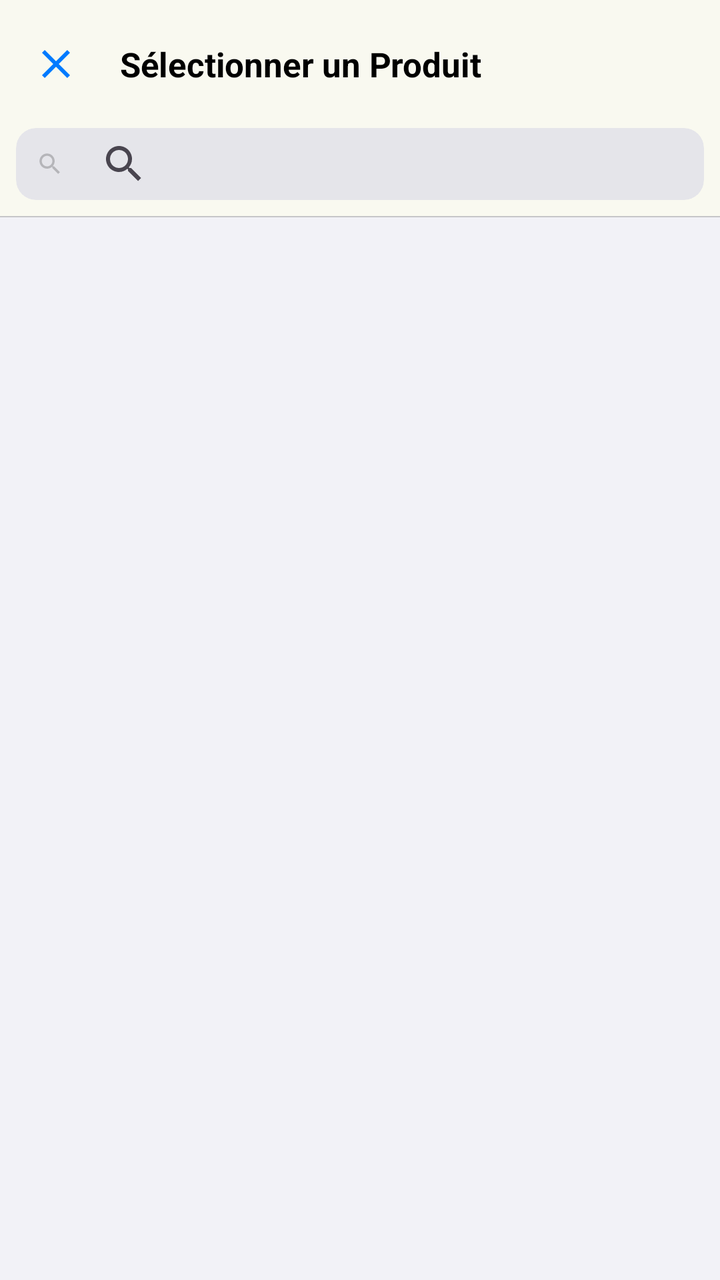
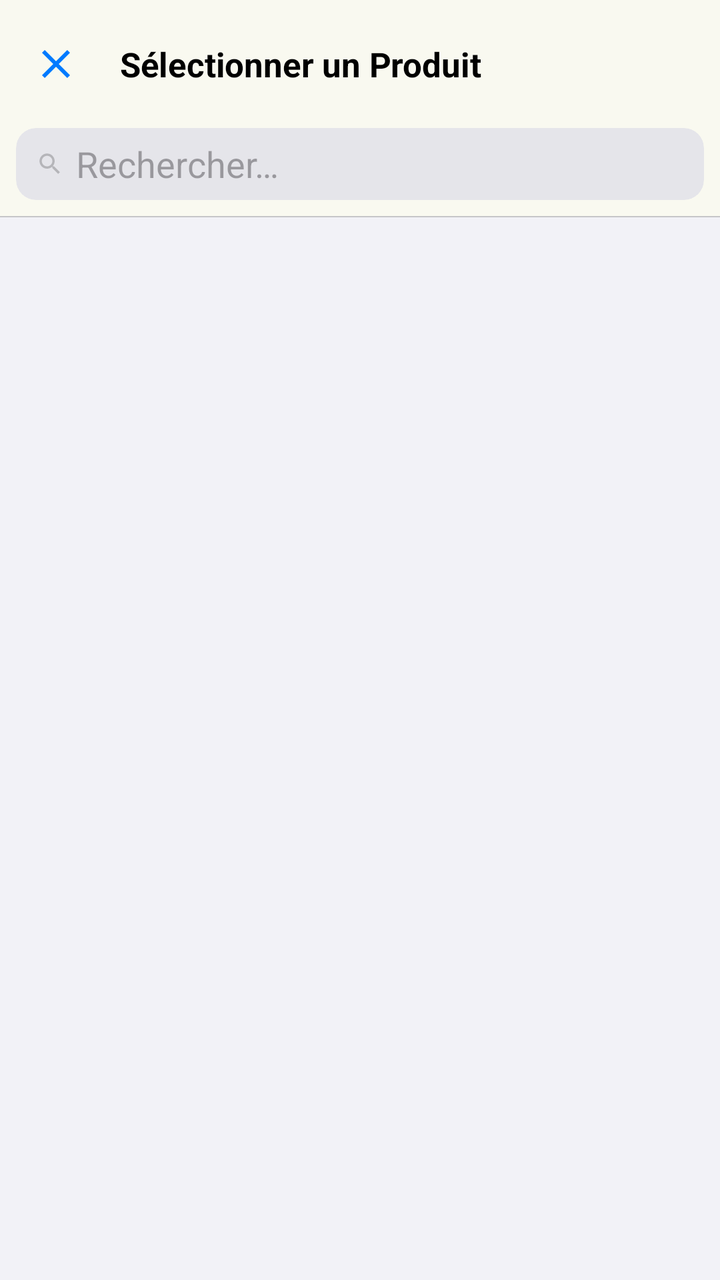

Two renders of the same Android screen: before a commit and after it. Below are the layout's source before the change and the commit's diff.
<!-- AndroidManifest.xml: application theme Theme.MyAdermoShop -->
<!-- res/layout/activity_product_selection.xml -->
<?xml version="1.0" encoding="utf-8"?>
<androidx.coordinatorlayout.widget.CoordinatorLayout xmlns:android="http://schemas.android.com/apk/res/android"
    xmlns:app="http://schemas.android.com/apk/res-auto"
    android:layout_width="match_parent" android:layout_height="match_parent"
    android:background="@color/ios_bg">
    <com.google.android.material.appbar.AppBarLayout android:layout_width="match_parent"
        android:layout_height="wrap_content" android:background="@color/ios_nav" app:elevation="0dp">
        <com.google.android.material.appbar.MaterialToolbar android:layout_width="match_parent"
            android:layout_height="?attr/actionBarSize" android:background="@color/ios_nav"
            app:navigationIcon="@drawable/ic_close" app:navigationIconTint="@color/ios_blue"
            app:title="Sélectionner un Produit" app:titleTextAppearance="@style/T.NavTitle"/>
        <LinearLayout android:layout_width="match_parent" android:layout_height="44dp"
            android:gravity="center_vertical" android:orientation="horizontal"
            android:paddingStart="8dp" android:paddingEnd="8dp" android:paddingBottom="8dp">
            <com.google.android.material.card.MaterialCardView android:layout_width="match_parent"
                android:layout_height="36dp" app:cardBackgroundColor="@color/ios_fill"
                app:cardCornerRadius="10dp" app:cardElevation="0dp" app:strokeWidth="0dp">
                <LinearLayout android:layout_width="match_parent" android:layout_height="match_parent"
                    android:gravity="center_vertical" android:orientation="horizontal"
                    android:paddingStart="10dp" android:paddingEnd="10dp">
                    <ImageView android:layout_width="14dp" android:layout_height="14dp"
                        android:layout_marginEnd="6dp" android:alpha="0.4"
                        android:src="@drawable/ic_search" app:tint="@color/ios_label2"/>
                    <androidx.appcompat.widget.SearchView android:id="@+id/searchViewProduct"
                        android:layout_width="0dp" android:layout_weight="1"
                        android:layout_height="match_parent" android:background="@null"
                        android:queryHint="Rechercher…"/>
                </LinearLayout>
            </com.google.android.material.card.MaterialCardView>
        </LinearLayout>
        <View android:layout_width="match_parent" android:layout_height="0.5dp" android:background="@color/ios_sep"/>
    </com.google.android.material.appbar.AppBarLayout>
    <androidx.recyclerview.widget.RecyclerView android:id="@+id/recyclerViewProducts"
        android:layout_width="match_parent" android:layout_height="match_parent"
        android:clipToPadding="false" android:paddingBottom="16dp"
        app:layout_behavior="@string/appbar_scrolling_view_behavior"/>
</androidx.coordinatorlayout.widget.CoordinatorLayout>
<!-- resources referenced by this layout -->
<resources>
  <color name="ios_bg">#F2F2F7</color>
  <color name="ios_blue">#007AFF</color>
  <color name="ios_fill">#E5E5EA</color>
  <color name="ios_label2">#6C6C70</color>
  <color name="ios_nav">#F9F9F9F0</color>
  <color name="ios_sep">#C6C6C8</color>
  <!-- drawable ic_close (drawable) -->
  <vector xmlns:android="http://schemas.android.com/apk/res/android" android:height="24dp" android:tint="#000000" android:viewportHeight="24" android:viewportWidth="24" android:width="24dp">
        
      <path android:fillColor="@android:color/white" android:pathData="M19,6.41L17.59,5 12,10.59 6.41,5 5,6.41 10.59,12 5,17.59 6.41,19 12,13.41 17.59,19 19,17.59 13.41,12z"/>
      
  </vector>
  <!-- drawable ic_search (drawable) -->
  <vector xmlns:android="http://schemas.android.com/apk/res/android"
      android:width="24dp"
      android:height="24dp"
      android:viewportWidth="24"
      android:viewportHeight="24"
      android:tint="?attr/colorControlNormal">
    <path
        android:fillColor="@android:color/white"
        android:pathData="M15.5,14h-0.79l-0.28,-0.27C15.41,12.59 16,11.11 16,9.5 16,5.91 13.09,3 9.5,3S3,5.91 3,9.5 5.91,16 9.5,16c1.61,0 3.09,-0.59 4.23,-1.57l0.27,0.28v0.79l5,4.99L20.49,19l-4.99,-5zM9.5,14C7.01,14 5,11.99 5,9.5S7.01,5 9.5,5 14,7.01 14,9.5 11.99,14 9.5,14z"/>
  </vector>
  <style name="T.NavTitle">
          <item name="android:textSize">17sp</item>
          <item name="android:textStyle">bold</item>
          <item name="android:textColor">@color/ios_label</item>
          <item name="android:letterSpacing">-0.004</item>
      </style>
  <style name="Theme.MyAdermoShop" parent="Base.Theme.MyAdermoShop" />
  <color name="ios_label">#000000</color>
  <style name="Base.Theme.MyAdermoShop" parent="Theme.Material3.DayNight.NoActionBar">
          
          
      </style>
</resources>

<!-- the commit's change to res/layout/activity_product_selection.xml (unified diff, before → after) -->
@@ -1,37 +1,86 @@
 <?xml version="1.0" encoding="utf-8"?>
-<androidx.coordinatorlayout.widget.CoordinatorLayout xmlns:android="http://schemas.android.com/apk/res/android"
+<androidx.coordinatorlayout.widget.CoordinatorLayout
+    xmlns:android="http://schemas.android.com/apk/res/android"
     xmlns:app="http://schemas.android.com/apk/res-auto"
-    android:layout_width="match_parent" android:layout_height="match_parent"
+    android:layout_width="match_parent"
+    android:layout_height="match_parent"
     android:background="@color/ios_bg">
-    <com.google.android.material.appbar.AppBarLayout android:layout_width="match_parent"
-        android:layout_height="wrap_content" android:background="@color/ios_nav" app:elevation="0dp">
-        <com.google.android.material.appbar.MaterialToolbar android:layout_width="match_parent"
-            android:layout_height="?attr/actionBarSize" android:background="@color/ios_nav"
-            app:navigationIcon="@drawable/ic_close" app:navigationIconTint="@color/ios_blue"
-            app:title="Sélectionner un Produit" app:titleTextAppearance="@style/T.NavTitle"/>
-        <LinearLayout android:layout_width="match_parent" android:layout_height="44dp"
-            android:gravity="center_vertical" android:orientation="horizontal"
-            android:paddingStart="8dp" android:paddingEnd="8dp" android:paddingBottom="8dp">
-            <com.google.android.material.card.MaterialCardView android:layout_width="match_parent"
-                android:layout_height="36dp" app:cardBackgroundColor="@color/ios_fill"
-                app:cardCornerRadius="10dp" app:cardElevation="0dp" app:strokeWidth="0dp">
-                <LinearLayout android:layout_width="match_parent" android:layout_height="match_parent"
-                    android:gravity="center_vertical" android:orientation="horizontal"
-                    android:paddingStart="10dp" android:paddingEnd="10dp">
-                    <ImageView android:layout_width="14dp" android:layout_height="14dp"
-                        android:layout_marginEnd="6dp" android:alpha="0.4"
-                        android:src="@drawable/ic_search" app:tint="@color/ios_label2"/>
-                    <androidx.appcompat.widget.SearchView android:id="@+id/searchViewProduct"
-                        android:layout_width="0dp" android:layout_weight="1"
-                        android:layout_height="match_parent" android:background="@null"
-                        android:queryHint="Rechercher…"/>
+
+    <com.google.android.material.appbar.AppBarLayout
+        android:layout_width="match_parent"
+        android:layout_height="wrap_content"
+        android:background="@color/ios_nav"
+        app:elevation="0dp">
+
+        <com.google.android.material.appbar.MaterialToolbar
+            android:layout_width="match_parent"
+            android:layout_height="?attr/actionBarSize"
+            android:background="@color/ios_nav"
+            app:navigationIcon="@drawable/ic_close"
+            app:navigationIconTint="@color/ios_blue"
+            app:title="Sélectionner un Produit"
+            app:titleTextAppearance="@style/T.NavTitle"/>
+
+        
+        <LinearLayout
+            android:layout_width="match_parent"
+            android:layout_height="44dp"
+            android:gravity="center_vertical"
+            android:orientation="horizontal"
+            android:paddingStart="8dp"
+            android:paddingEnd="8dp"
+            android:paddingBottom="8dp">
+
+            <com.google.android.material.card.MaterialCardView
+                android:layout_width="match_parent"
+                android:layout_height="36dp"
+                app:cardBackgroundColor="@color/ios_fill"
+                app:cardCornerRadius="10dp"
+                app:cardElevation="0dp"
+                app:strokeWidth="0dp">
+
+                <LinearLayout
+                    android:layout_width="match_parent"
+                    android:layout_height="match_parent"
+                    android:gravity="center_vertical"
+                    android:orientation="horizontal"
+                    android:paddingStart="10dp"
+                    android:paddingEnd="10dp">
+
+                    <ImageView
+                        android:layout_width="14dp"
+                        android:layout_height="14dp"
+                        android:layout_marginEnd="6dp"
+                        android:alpha="0.4"
+                        android:src="@drawable/ic_search"
+                        app:tint="@color/ios_label2"/>
+
+                    <EditText
+                        android:id="@+id/searchBar"
+                        android:layout_width="0dp"
+                        android:layout_weight="1"
+                        android:layout_height="match_parent"
+                        android:background="@null"
+                        android:hint="Rechercher…"
+                        android:inputType="text"/>
                 </LinearLayout>
             </com.google.android.material.card.MaterialCardView>
         </LinearLayout>
-        <View android:layout_width="match_parent" android:layout_height="0.5dp" android:background="@color/ios_sep"/>
+
+        <View
+            android:layout_width="match_parent"
+            android:layout_height="0.5dp"
+            android:background="@color/ios_sep"/>
     </com.google.android.material.appbar.AppBarLayout>
-    <androidx.recyclerview.widget.RecyclerView android:id="@+id/recyclerViewProducts"
-        android:layout_width="match_parent" android:layout_height="match_parent"
-        android:clipToPadding="false" android:paddingBottom="16dp"
+
+    
+    <ListView
+        android:id="@+id/listViewProducts"
+        android:layout_width="match_parent"
+        android:layout_height="match_parent"
+        android:divider="@color/ios_sep"
+        android:dividerHeight="0.5dp"
+        android:clipToPadding="false"
+        android:paddingBottom="16dp"
         app:layout_behavior="@string/appbar_scrolling_view_behavior"/>
 </androidx.coordinatorlayout.widget.CoordinatorLayout>
